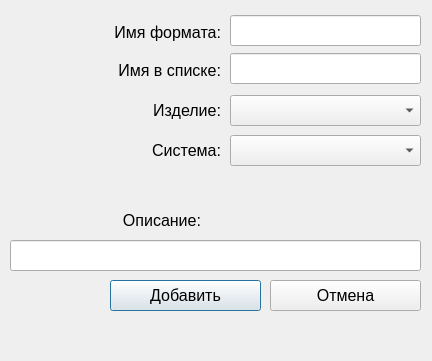
This is database/addformat.ui in iambarsik/QtSTR as Qt 5 draws it before an edit. The edited form follows.
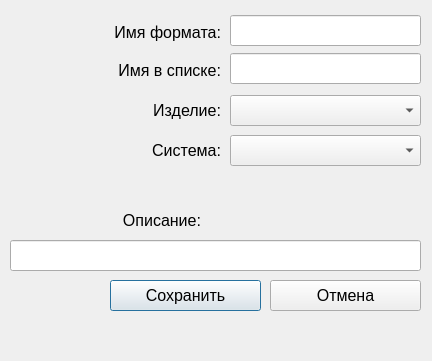
This is the edited form.

What changed in the file:
```diff
--- a/database/addformat.ui
+++ b/database/addformat.ui
@@ -100,7 +100,7 @@
     </font>
    </property>
    <property name="text">
-    <string>Добавить</string>
+    <string>Сохранить</string>
    </property>
   </widget>
   <widget class="QPushButton" name="bCancel">
```
